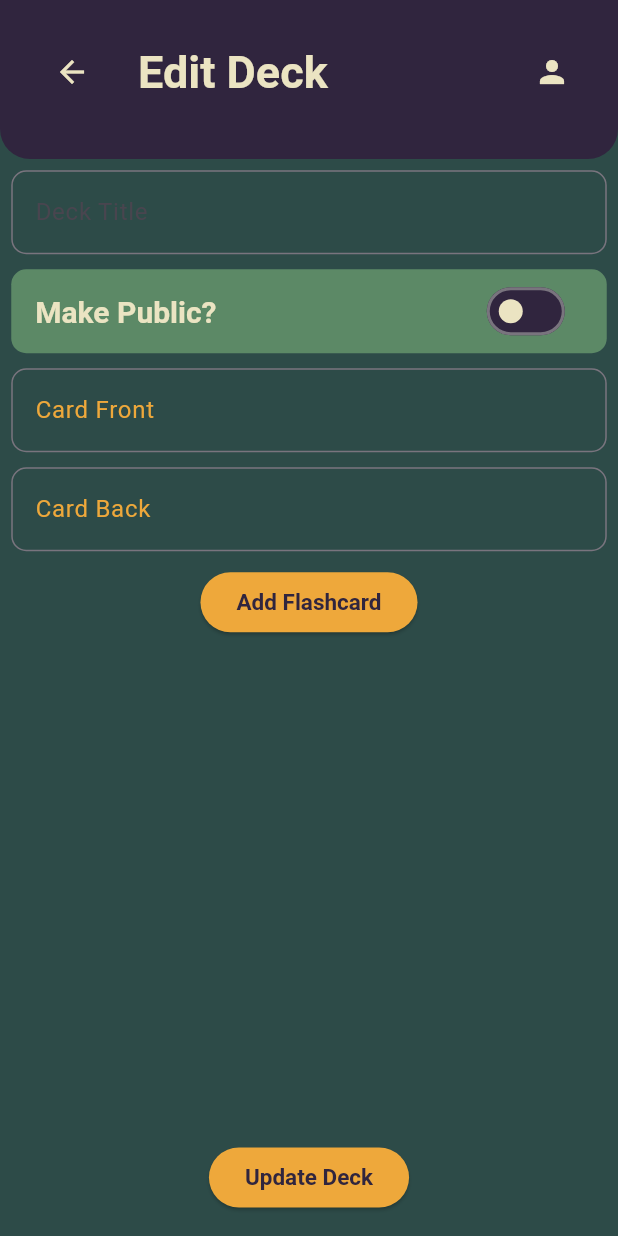
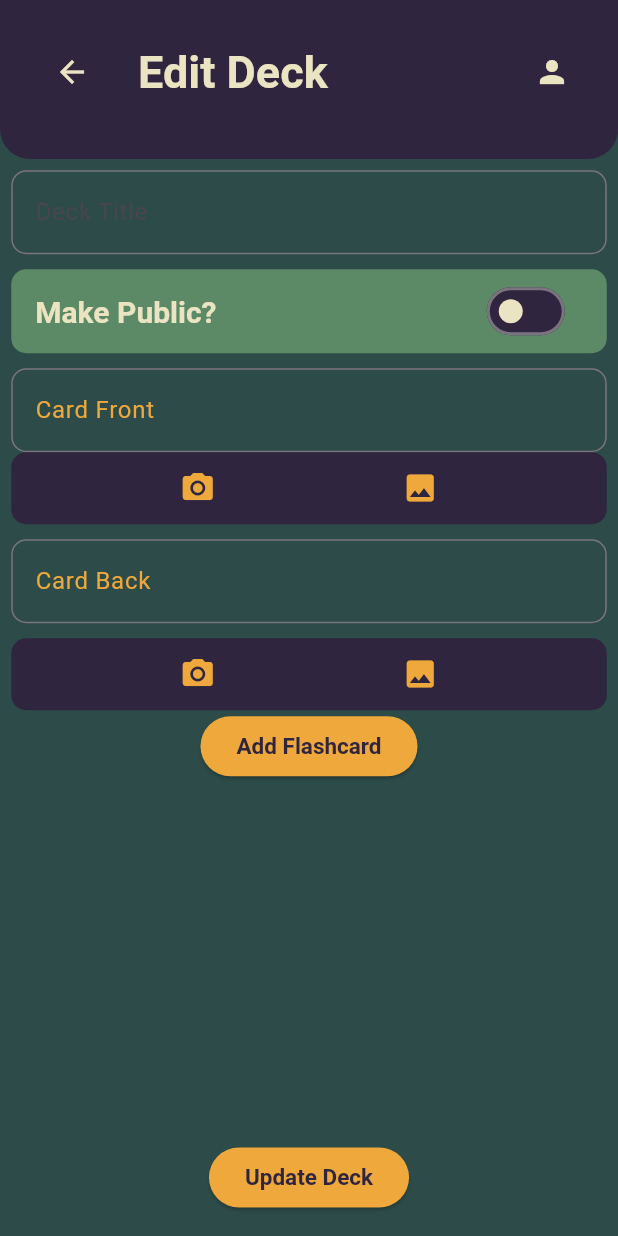
Before and after one commit to TZevs/flashcard_app, a Flutter app: the EditDeckScreen screen opened directly with empty values, on a phone screen of 412 x 824 dp. Run offline on Flutter 3.47's test engine with Material 3 defaults, Android fonts, the phone set to English and light mode, and no system bars; our stand-ins replace cloud_firestore, firebase_auth, firebase_core, firebase_storage, flutter_tts, image_picker and 1 more; missing offline and left inert: flutter_flip_card, linear_progress_bar; accounts and stored records are empty.

Commit message:
added the image container

```diff
--- a/lib/views/edit_deck_screen.dart
+++ b/lib/views/edit_deck_screen.dart
@@ -3,6 +3,7 @@ import 'package:flashcard_app/models/flashcard_model.dart';
 import 'package:flashcard_app/viewmodels/auth_viewmodel.dart';
 import 'package:flashcard_app/viewmodels/edit_deck_viewmodel.dart';
 import 'package:flashcard_app/widgets/appbar_widget.dart';
+import 'package:flashcard_app/widgets/themes/main_themes.dart';
 import 'package:flutter/material.dart';
 import 'package:provider/provider.dart';
 
@@ -125,6 +126,26 @@ class _EditDeckScreenState extends State<EditDeckScreen> {
                       labelText: "Card Front",
                     ),
                   ),
+                  Container(
+                    decoration: addImgContainer,
+                    child: Row(
+                      mainAxisAlignment: MainAxisAlignment.spaceEvenly,
+                      children: [
+                        IconButton(
+                            color: Color(0xFFEEA83B),
+                            onPressed: () {
+                              viewModel.captureImg(isFront: true);
+                            },
+                            icon: Icon(Icons.camera_alt)),
+                        IconButton(
+                            color: Color(0xFFEEA83B),
+                            onPressed: () {
+                              viewModel.galleryImg(isFront: true);
+                            },
+                            icon: Icon(Icons.image)),
+                      ],
+                    ),
+                  ),
                   SizedBox(height: 10),
                   TextField(
                     controller: _cardBackController,
@@ -133,6 +154,26 @@ class _EditDeckScreenState extends State<EditDeckScreen> {
                     ),
                   ),
                   SizedBox(height: 10),
+                  Container(
+                    decoration: addImgContainer,
+                    child: Row(
+                      mainAxisAlignment: MainAxisAlignment.spaceEvenly,
+                      children: [
+                        IconButton(
+                            color: Color(0xFFEEA83B),
+                            onPressed: () {
+                              viewModel.captureImg(isFront: false);
+                            },
+                            icon: Icon(Icons.camera_alt)),
+                        IconButton(
+                            color: Color(0xFFEEA83B),
+                            onPressed: () {
+                              viewModel.galleryImg(isFront: false);
+                            },
+                            icon: Icon(Icons.image)),
+                      ],
+                    ),
+                  ),
                   ElevatedButton(
                       onPressed: () {
                         viewModel.addFlashcard(_cardFrontController.text,
```
